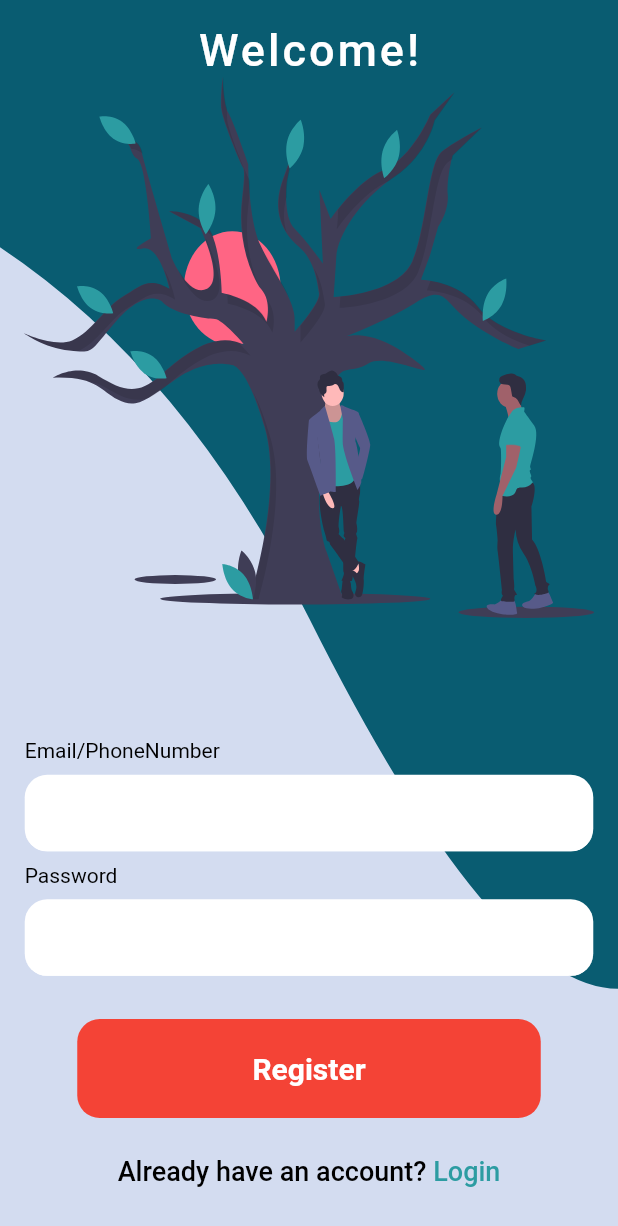
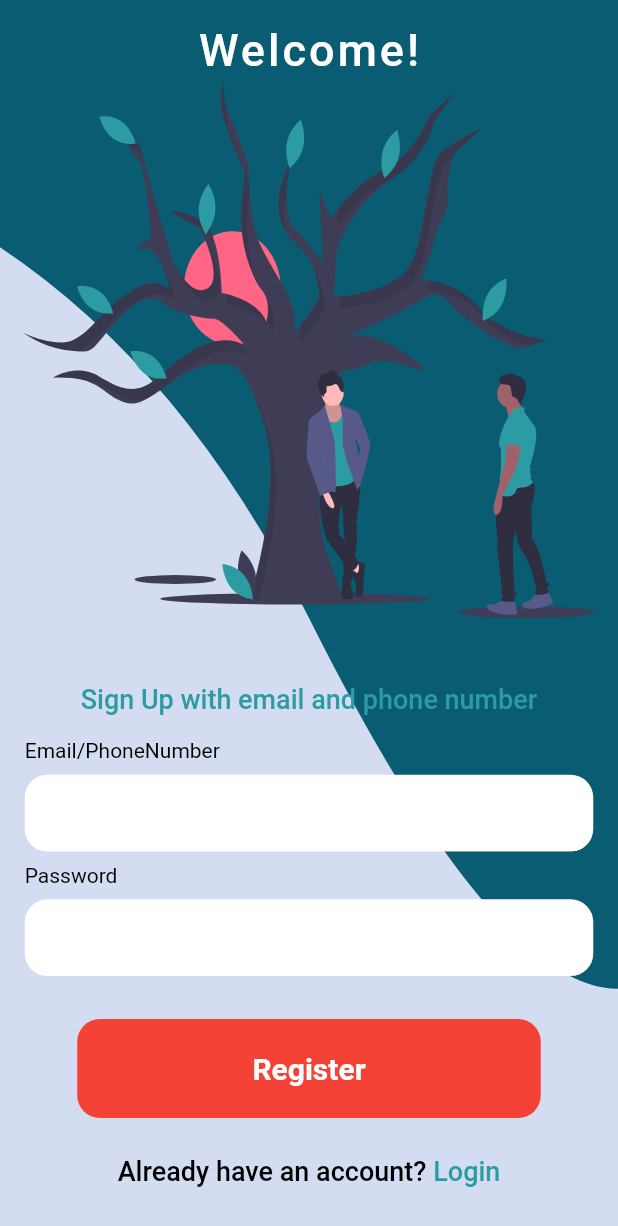
Before and after one commit to quocbao238/Flutter-Bloc-FindDreamMotels-App, a Flutter app: the screen it shows after launch, after a tap on "SKIP", after a tap on the "done" icon, after a tap on "Don't have an account?", on a phone screen of 412 x 824 dp. Shown: the top 1226 px of the screen. Run offline on Flutter 3.47's test engine with Material 2 defaults, Android fonts, the phone set to English and light mode, and no system bars; drawn by our look-alikes of oktoast; our stand-ins replace bloc, equatable, firebase_auth, flutter_bloc, flutter_spinkit, flutter_svg and 3 more; missing offline and left inert: regexpattern; accounts and stored records are empty.

Commit message:
fix ui register screen

```diff
--- /dev/null
+++ b/lib/screen_app/Animation/fadedAnimation.dart
@@ -0,0 +1,33 @@
+import 'package:flutter/material.dart';
+import 'package:simple_animations/simple_animations.dart';
+
+class FadeAnimation extends StatelessWidget {
+  final double delay;
+  final Widget child;
+
+  FadeAnimation(this.delay, this.child);
+
+  @override
+  Widget build(BuildContext context) {
+    final tween = MultiTrackTween([
+      Track("opacity").add(Duration(milliseconds: 500), Tween(begin: 0.0, end: 1.0)),
+      Track("translateY").add(
+        Duration(milliseconds: 500), Tween(begin: -30.0, end: 0.0),
+        curve: Curves.easeOut)
+    ]);
+
+    return ControlledAnimation(
+      delay: Duration(milliseconds: (500 * delay).round()),
+      duration: tween.duration,
+      tween: tween,
+      child: child,
+      builderWithChild: (context, child, animation) => Opacity(
+        opacity: animation["opacity"],
+        child: Transform.translate(
+          offset: Offset(0, animation["translateY"]),
+          child: child
+        ),
+      ),
+    );
+  }
+}
--- a/lib/screen_app/ui/login/login_screen.dart
+++ b/lib/screen_app/ui/login/login_screen.dart
@@ -1,13 +1,13 @@
 import 'package:findingmotels/blocs/login_bloc/login_bloc.dart';
 import 'package:findingmotels/config_app/sizeScreen.dart';
 import 'package:findingmotels/repository/user_repository.dart';
+import 'package:findingmotels/screen_app/Animation/fadedAnimation.dart';
 import 'package:findingmotels/screen_app/custom_widget/clip_path_custom/loginClipPath.dart';
 import 'package:findingmotels/screen_app/ui/home/home_screen.dart';
 import 'package:findingmotels/screen_app/ui/register/register_screen.dart';
 import 'package:flutter/material.dart';
 import 'package:flutter_svg/flutter_svg.dart';
 import 'package:flutter_bloc/flutter_bloc.dart';
-import 'package:oktoast/oktoast.dart';
 
 class LoginPage extends StatefulWidget {
   final UserRepository userRepository;
@@ -81,16 +81,16 @@ class _LoginPageState extends State<LoginPage> {
           mainAxisAlignment: MainAxisAlignment.end,
           crossAxisAlignment: CrossAxisAlignment.center,
           children: <Widget>[
-            buidImage(height),
-            buildIcon(height, width),
-            buildTitleLogin(),
-            buildTitleEmail(width),
-            buildTFFEmail(width),
-            buildTitlePass(width),
-            buildTFFPass(width),
-            buildLoginForgot(width, height),
-            buildLoginButton(height, width),
-            buildSignUp(height),
+            FadeAnimation(0.1, buidImage(height)),
+            FadeAnimation(0.2, buildIcon(height, width)),
+            FadeAnimation(0.3, buildTitleLogin()),
+            FadeAnimation(0.4, buildTitleEmail(width)),
+            FadeAnimation(0.5, buildTFFEmail(width)),
+            FadeAnimation(0.6, buildTitlePass(width)),
+            FadeAnimation(0.7, buildTFFPass(width)),
+            FadeAnimation(0.8, buildLoginForgot(width, height)),
+            FadeAnimation(0.9, buildLoginButton(height, width)),
+            FadeAnimation(1, buildSignUp(height)),
           ],
         ),
       ),
@@ -307,8 +307,17 @@ class _LoginPageState extends State<LoginPage> {
         ),
       ),
       onTap: () {
-        Navigator.push(
-            context, MaterialPageRoute(builder: (context) => RegisterPage()));
+        // Navigator.push(
+        //     context, MaterialPageRoute(builder: (context) => RegisterPage()));
+        Navigator.of(context).pushReplacement(
+          new MaterialPageRoute(
+            builder: (context) {
+              return RegisterPage(
+                userRepository: widget.userRepository,
+              );
+            },
+          ),
+        );
       },
     );
   }
--- a/lib/screen_app/ui/register/register_screen.dart
+++ b/lib/screen_app/ui/register/register_screen.dart
@@ -1,16 +1,21 @@
 import 'package:findingmotels/config_app/sizeScreen.dart';
+import 'package:findingmotels/repository/user_repository.dart';
+import 'package:findingmotels/screen_app/Animation/fadedAnimation.dart';
 import 'package:findingmotels/screen_app/custom_widget/clip_path_custom/registerClipPath.dart';
 import 'package:findingmotels/screen_app/ui/login/login_screen.dart';
 import 'package:flutter/material.dart';
 import 'package:flutter_svg/flutter_svg.dart';
 
 class RegisterPage extends StatefulWidget {
+  final UserRepository userRepository;
+  RegisterPage({@required this.userRepository});
   @override
   _RegisterPageState createState() => _RegisterPageState();
 }
 
 class _RegisterPageState extends State<RegisterPage> {
   String imageUrl = 'assets/registerSvg.svg';
+  GlobalKey registerGlobalKey;
   TextEditingController controllerEmail;
   TextEditingController controllerPassword;
 
@@ -18,6 +23,7 @@ class _RegisterPageState extends State<RegisterPage> {
   void initState() {
     controllerEmail = TextEditingController();
     controllerPassword = TextEditingController();
+    registerGlobalKey = GlobalKey();
     super.initState();
   }
 
@@ -30,15 +36,14 @@ class _RegisterPageState extends State<RegisterPage> {
 
   @override
   Widget build(BuildContext context) {
-    double height = MediaQuery.of(context).size.height;
-    double width = MediaQuery.of(context).size.width;
-
+    getSizeApp(context);
     return Scaffold(
+      key: registerGlobalKey,
       backgroundColor: Color.fromRGBO(211, 220, 240, 1),
       body: Stack(
         children: <Widget>[
-          buildBackground(height),
-          buildPageView(height, width),
+          buildBackground(Size.getHeight),
+          buildPageView(Size.getHeight, Size.getWidth),
         ],
       ),
     );
@@ -48,19 +53,20 @@ class _RegisterPageState extends State<RegisterPage> {
     return Positioned.fill(
       child: Column(
         children: <Widget>[
-          buildTitleImage(height),
+          FadeAnimation(0.1, buildTitleImage(height)),
           Expanded(
             child: Container(
               padding: EdgeInsets.only(bottom: height * 0.04),
               child: Column(
                 mainAxisAlignment: MainAxisAlignment.end,
                 children: <Widget>[
-                  buildTitleEmail(width),
-                  buildTFFEmail(width),
-                  buildTitlePass(width),
-                  buildTFFPass(width),
-                  buildRegisterEmail(width, height),
-                  buildLoginText(height)
+                  FadeAnimation(0.2, buildTitleSignUp()),
+                  FadeAnimation(0.3, buildTitleEmail(width)),
+                  FadeAnimation(0.4, buildTFFEmail(width)),
+                  FadeAnimation(0.5, buildTitlePass(width)),
+                  FadeAnimation(0.8, buildTFFPass(width)),
+                  FadeAnimation(0.9, buildRegisterEmail(width, height)),
+                  FadeAnimation(1.1, buildLoginText(height))
                 ],
               ),
             ),
@@ -70,8 +76,20 @@ class _RegisterPageState extends State<RegisterPage> {
     );
   }
 
+  Widget buildTitleSignUp() {
+    return Container(
+      margin: EdgeInsets.only(top: 8.0, right: 8.0, bottom: 8.0, left: 8.0),
+      child: Center(
+        child: Text("Sign Up with email and phone number",
+            style: StyleText.subhead18GreenMixBlue),
+      ),
+    );
+  }
+
   Widget buildTitleEmail(double width) {
-    return Container(
+    return AnimatedContainer(
+      duration: Duration(milliseconds: 3000),
+      curve: Curves.easeIn,
       padding: EdgeInsets.symmetric(vertical: 8.0),
       child: Container(
         margin: EdgeInsets.only(left: width * 0.04, right: width * 0.04),
@@ -149,7 +167,7 @@ class _RegisterPageState extends State<RegisterPage> {
         ));
   }
 
-  Container buildTitleImage(double height) {
+  Widget buildTitleImage(double height) {
     return Container(
       color: Colors.transparent,
       height: height * 0.5,
@@ -186,8 +204,15 @@ class _RegisterPageState extends State<RegisterPage> {
   Widget buildLoginText(double height) {
     return InkWell(
       onTap: () {
-        Navigator.push(
-            context, MaterialPageRoute(builder: (context) => LoginPage()));
+        Navigator.of(context).pushReplacement(
+          new MaterialPageRoute(
+            builder: (context) {
+              return LoginPage(
+                userRepository: widget.userRepository,
+              );
+            },
+          ),
+        );
       },
       child: Container(
         margin: EdgeInsets.only(top: height * 0.03),
@@ -291,16 +316,16 @@ class _RegisterPageState extends State<RegisterPage> {
 
   Widget buildBackground(double height) {
     return Positioned.fill(
-      child: AnimatedContainer(
+      child: Container(
         height: height * 0.8,
-        duration: Duration(milliseconds: 10000),
-        curve: Curves.ease,
-        child: ClipPath(
-          child: Container(
-            color: Color.fromRGBO(9, 92, 113, 1),
-          ),
-          clipper: RegisterClipPath(),
-        ),
+        child: FadeAnimation(
+            0.1,
+            ClipPath(
+              child: Container(
+                color: Color.fromRGBO(9, 92, 113, 1),
+              ),
+              clipper: RegisterClipPath(),
+            )),
       ),
     );
   }
--- a/pubspec.yaml
+++ b/pubspec.yaml
@@ -51,6 +51,9 @@ dependencies:
   meta: ^1.1.8
   oktoast: ^2.3.2
 
+  #Animation
+  simple_animations: 1.3.3
+
   #Check email phonenumber
   regexpattern: ^0.2.3
 
```
